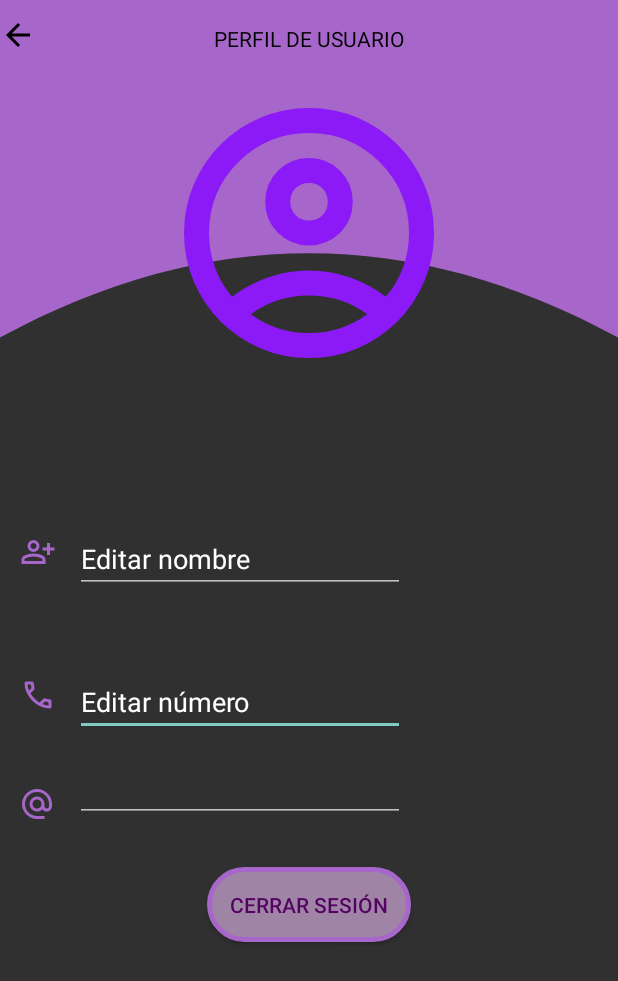
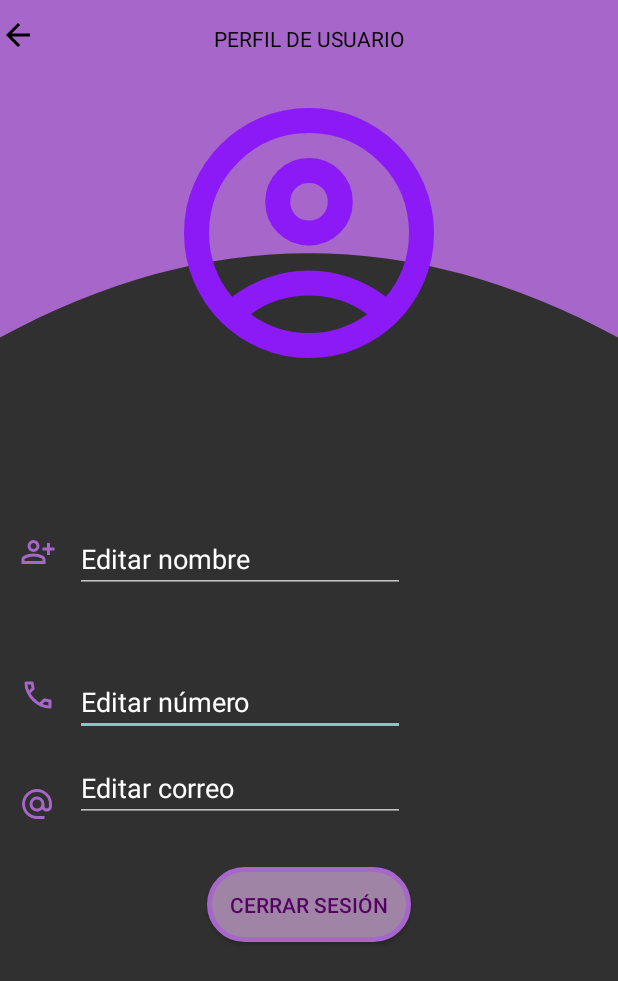
Before and after one commit to maestro484/study-connect, an Android app built with Jetpack Compose: the screen it shows after launch (MainActivity), on a phone screen of 412 x 824 dp. Shown: the top 981 px of the screen. Run offline under Robolectric (Android 15) with nearby library versions, the phone set to English and light mode, and no system bars; libraries missing offline, so code that uses them is left out: com.onesignal, com.onesignal.debug; 3 statements that could not run were skipped.

Commit message:
Cambie teclado de telefono a númerico y le puse "Editar correo" al correo en Perfil de usuario

```diff
--- a/app/src/main/res/layout/fragment_perfil_de_usuario.xml
+++ b/app/src/main/res/layout/fragment_perfil_de_usuario.xml
@@ -57,10 +57,10 @@
         android:layout_margin="50dp"
         android:layout_marginStart="68dp"
         android:ems="10"
-        android:inputType="text"
         android:text="Editar número"
         app:layout_constraintStart_toStartOf="parent"
-        app:layout_constraintTop_toBottomOf="@id/editar_nombre" />
+        app:layout_constraintTop_toBottomOf="@id/editar_nombre"
+        android:inputType="number"/>
 
     <EditText
         android:id="@+id/editar_nombre"
@@ -83,7 +83,8 @@
         app:layout_constraintEnd_toEndOf="parent"
         app:layout_constraintEnd_toStartOf="@id/editar_numero"
         app:layout_constraintHorizontal_bias="0.5"
-        app:layout_constraintStart_toStartOf="parent" />
+        app:layout_constraintStart_toStartOf="parent"
+        />
 
     <ImageView
         android:id="@+id/imagen_user"
@@ -109,7 +110,9 @@
         app:layout_constraintEnd_toEndOf="parent"
         app:layout_constraintHorizontal_bias="0.0"
         app:layout_constraintStart_toStartOf="parent"
-        app:layout_constraintTop_toBottomOf="@id/editar_numero" />
+        app:layout_constraintTop_toBottomOf="@id/editar_numero"
+        android:text="Editar correo"
+        />
 
     <Button
         android:id="@+id/cerrar_sesion"
```
